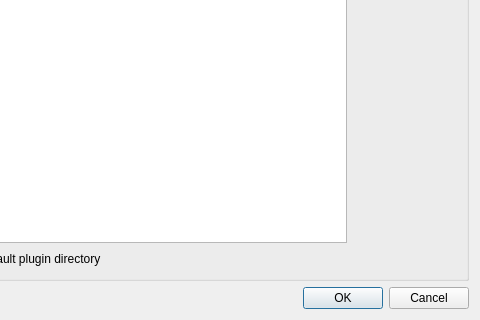
This is src/tools/qt/pluginmanagerdialog.ui in MusculoskeletalAtlasProject/mapclient-archived as Qt 5 draws it before an edit; both pictures show x 87 to 567 and y 176 to 496 of the 567 by 496 pixel window. The edited form follows.
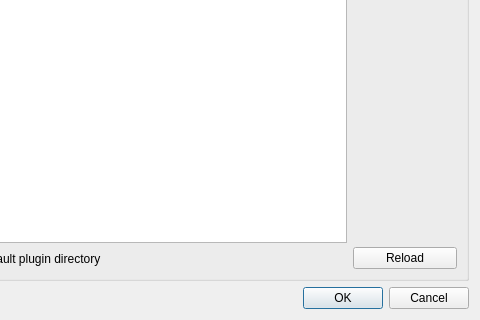
This is the edited form.

Commit message: Adding reload button to Plugin Manager Dialog.  Also adding functionality where the plugins are only reloaded if the plugin directories have changed.

The edit to the form file:
```diff
--- a/src/tools/qt/pluginmanagerdialog.ui
+++ b/src/tools/qt/pluginmanagerdialog.ui
@@ -81,6 +81,16 @@
             </property>
            </spacer>
           </item>
+          <item>
+           <widget class="QPushButton" name="reloadButton">
+            <property name="toolTip">
+             <string>Reload the plugins from the current plugin directories</string>
+            </property>
+            <property name="text">
+             <string>Reload</string>
+            </property>
+           </widget>
+          </item>
          </layout>
         </item>
        </layout>
```
The commit also changes 4 other files.
